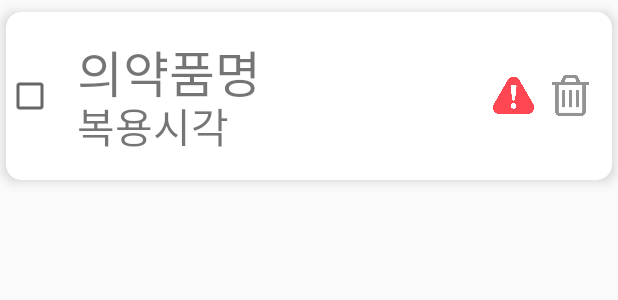
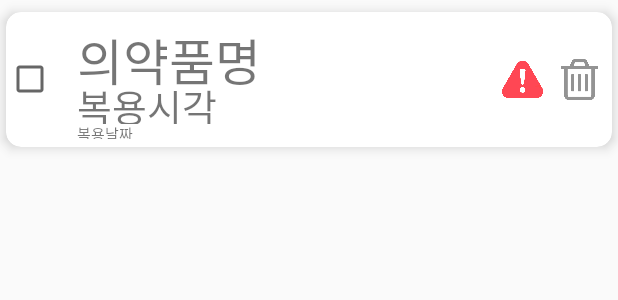
Before and after one commit to juyeoon/Aigoyak_project, an Android app: the layout fragment_medication_list.xml on its own in the app's theme, with its tools: preview values and no code run, on a phone screen of 412 x 824 dp. Shown: the top 300 px of the screen. Run offline under Robolectric (Android 15) with nearby library versions, the phone set to English and light mode, and no system bars.

```diff
--- a/AndroidStudioAigoyak/app/src/main/res/layout/fragment_management.xml
+++ b/AndroidStudioAigoyak/app/src/main/res/layout/fragment_management.xml
@@ -50,14 +50,12 @@
         android:layout_width="410dp"
         android:layout_height="335dp"
         android:focusedMonthDateColor="@color/pink"
-
-
         app:layout_constraintBottom_toBottomOf="parent"
         app:layout_constraintEnd_toEndOf="parent"
-        app:layout_constraintHorizontal_bias="0.0"
+        app:layout_constraintHorizontal_bias="1.0"
         app:layout_constraintStart_toStartOf="parent"
         app:layout_constraintTop_toTopOf="@+id/imageView2"
-        app:layout_constraintVertical_bias="0.212" />
+        app:layout_constraintVertical_bias="0.257" />
 
     <Button
         android:id="@+id/plus_button"
--- a/AndroidStudioAigoyak/app/src/main/res/layout/fragment_medication_list.xml
+++ b/AndroidStudioAigoyak/app/src/main/res/layout/fragment_medication_list.xml
@@ -25,18 +25,17 @@
 
         <RelativeLayout
             android:id="@+id/layout2"
-            android:layout_width="287dp"
-            android:layout_height="wrap_content"
-            android:padding="5dp"
-            >
+            android:layout_width="293dp"
+            android:layout_height="90dp"
+            android:padding="5dp">
 
             <TextView
                 android:id="@+id/name"
-                android:layout_width="262dp"
+                android:layout_width="wrap_content"
                 android:layout_height="wrap_content"
                 android:layout_marginStart="10sp"
                 android:layout_marginLeft="10sp"
-                android:layout_marginTop="10sp"
+                android:layout_marginTop="2sp"
                 android:layout_marginEnd="10sp"
                 android:layout_marginRight="10sp"
                 android:layout_marginBottom="10sp"
@@ -46,18 +45,30 @@
 
             <TextView
                 android:id="@+id/clock"
-                android:layout_width="263dp"
+                android:layout_width="122dp"
                 android:layout_height="wrap_content"
                 android:layout_marginLeft="10sp"
-                android:layout_marginTop="50sp"
+                android:layout_marginTop="38sp"
                 android:layout_marginRight="10sp"
                 android:layout_marginBottom="10sp"
                 android:fontFamily="@font/kukde_alt"
                 android:text="복용시각"
-                android:textSize="27sp" />
+                android:textSize="25sp" />
+
+            <TextView
+                android:id="@+id/date"
+                android:layout_width="122dp"
+                android:layout_height="wrap_content"
+                android:layout_marginLeft="10sp"
+                android:layout_marginTop="68sp"
+                android:layout_marginRight="10sp"
+                android:layout_marginBottom="0sp"
+                android:fontFamily="@font/kukde_alt"
+                android:text="복용날짜"
+                android:textSize="10sp" />
+        </RelativeLayout>
 
 
-        </RelativeLayout>
 
         <ImageView
             android:id="@+id/warning"
```
Also changed, not shown: AndroidStudioAigoyak/app/src/main/java/org/techtown/AndroidStudioAigoyak/B_Management.java (+26 -6 lines), AndroidStudioAigoyak/app/src/main/java/org/techtown/AndroidStudioAigoyak/B_MedicationList.java (+8 -2 lines).
